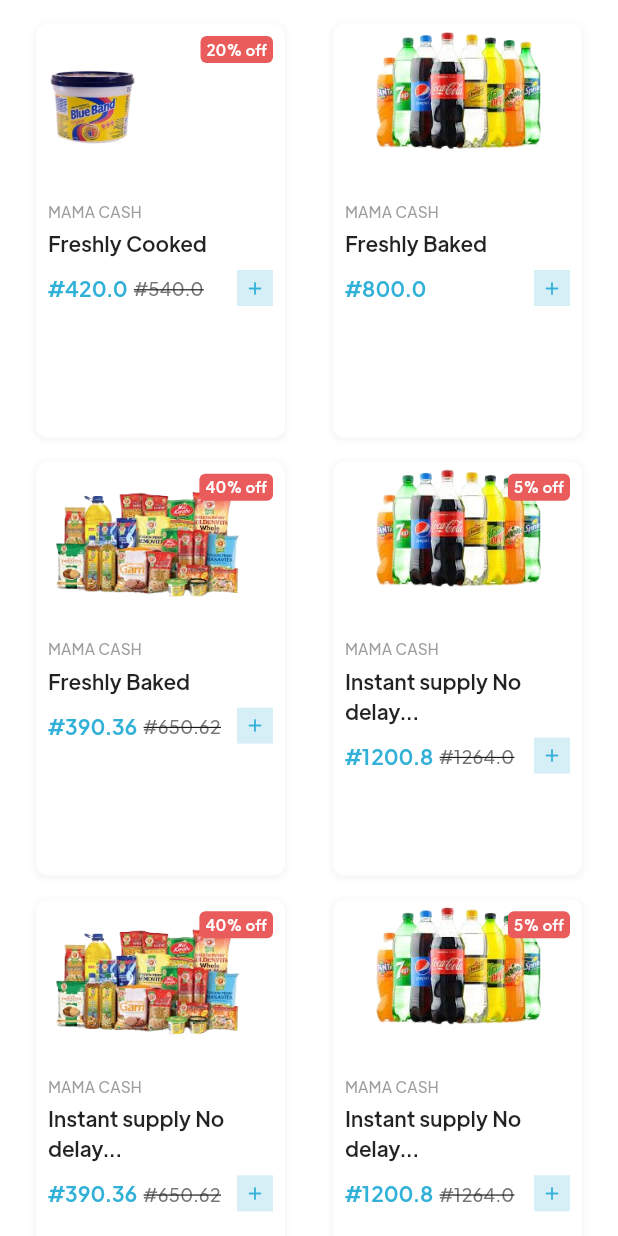
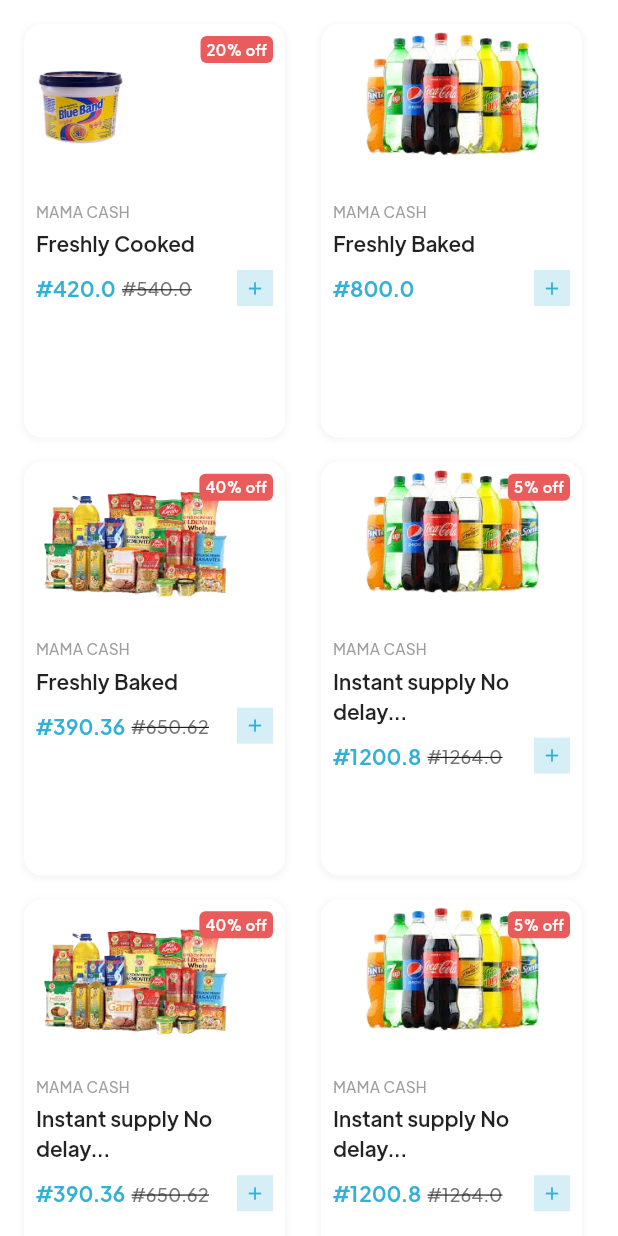
Before and after one commit to EWO-CHIKAMSO/nohunger-frontend, a Flutter app: the BookmarkScreen screen opened by its route, on a phone screen of 412 x 824 dp. Run offline on Flutter 3.47's test engine with Material 3 defaults, Android fonts, the phone set to English and light mode, and no system bars; our stand-ins replace cached_network_image, fl_chart, flutter_rating_bar, flutter_svg, font_awesome_flutter, page_transition and 1 more.

Commit message:
new commit

```diff
--- a/lib/screen/user/components/product/product_card.dart
+++ b/lib/screen/user/components/product/product_card.dart
@@ -26,10 +26,10 @@ class ProductCard extends StatelessWidget {
       onTap: press,
       child: Container(
         width: 170,
-        margin: const EdgeInsets.only(right: 8,left: 8),
+        margin: const EdgeInsets.only(right: 8,),
         decoration: BoxDecoration(
         color: Colors.white,
-          borderRadius: BorderRadius.circular(8),
+        borderRadius: BorderRadius.circular(defaultBorderRadious),
         boxShadow: [
           BoxShadow(
             color: Colors.grey.withOpacity(0.1),
```
Also changed, not shown: lib/screen/user/screens/wallet/components/wallet_balance_card.dart (+14 -2 lines), 4 other files. Lines whose indentation alone changed are shown as unchanged.
